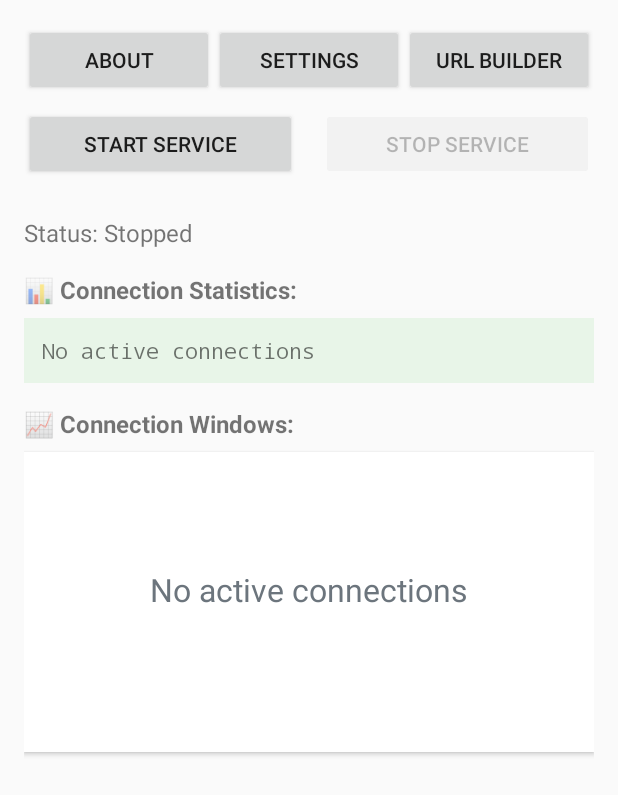
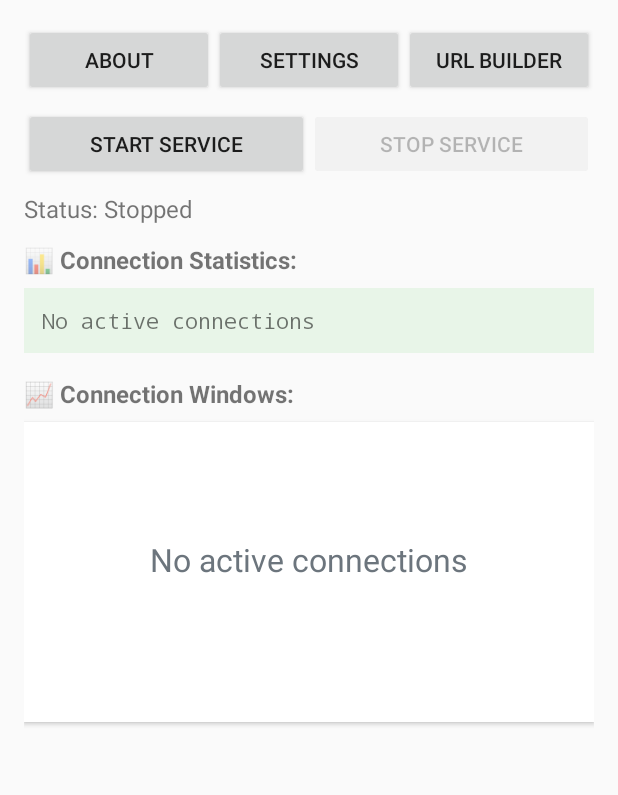
Before and after one commit to dimadesu/bond-bunny, an Android app: the screen it shows after launch (MainActivity), on a phone screen of 412 x 824 dp. Shown: the top 795 px of the screen. Run offline under Robolectric (Android 15) with nearby library versions, the phone set to English and light mode, and no system bars.

Commit message:
Adjust spacing

```diff
--- a/src/main/res/layout/activity_main.xml
+++ b/src/main/res/layout/activity_main.xml
@@ -47,15 +47,14 @@
       android:layout_width="match_parent"
       android:layout_height="wrap_content"
       android:orientation="horizontal"
-      android:layout_marginBottom="24dp">
+      android:layout_marginBottom="8dp">
 
       <Button
         android:id="@+id/button_start"
         android:layout_width="0dp"
         android:layout_height="wrap_content"
         android:layout_weight="1"
-        android:text="Start Service"
-        android:layout_marginEnd="8dp" />
+        android:text="Start Service" />
 
       <Button
         android:id="@+id/button_stop"
@@ -63,7 +62,6 @@
         android:layout_height="wrap_content"
         android:layout_weight="1"
         android:text="Stop Service"
-        android:layout_marginStart="8dp"
         android:enabled="false" />
 
     </LinearLayout>
@@ -74,7 +72,8 @@
       android:layout_height="wrap_content"
       android:text="Status: Stopped"
       android:textSize="16sp"
-      android:layout_marginBottom="16dp" />
+      android:layout_marginBottom="12dp" />
+
     <!-- Connection Statistics Section -->
     <TextView
       android:layout_width="wrap_content"
```
